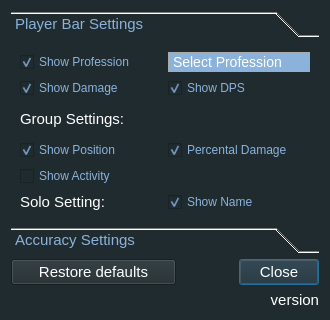
First picture: the form in configurator.ui, repository Tyrox92/Gw2SPECS, before the edit.
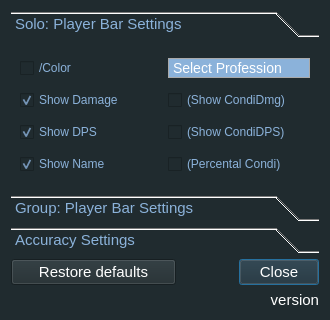
Second picture: the form after the edit.

Commit message:
Split Up Options for Solo and Group Mode
- changed variaables to better reflect if they are from Solo(S) or Group(G) settings
- changed location where Bar[n]-Test is set to invisible

The edit to the form file:
```diff
--- a/configurator.ui
+++ b/configurator.ui
@@ -129,29 +129,197 @@
         <x>0</x>
         <y>0</y>
         <width>312</width>
-        <height>182</height>
+        <height>150</height>
        </rect>
       </property>
       <attribute name="label">
-       <string>Player Bar Settings</string>
+       <string>Solo: Player Bar Settings</string>
+      </attribute>
+      <layout class="QGridLayout" name="gridLayout_4">
+       <item row="0" column="1">
+        <widget class="QComboBox" name="professionSoloComboBox">
+         <property name="styleSheet">
+          <string notr="true">QComboBox {
+    background-color: #8BB2DA;
+	color: rgb(255, 255, 255);
+    border: 1px solid #AAA;
+	font-size: 14px;
+}
+QComboBox:editable {
+    background: #8BB2DA;
+	color: rgb(255, 255, 255);
+}
+
+QComboBox:on { /* shift the text when the popup opens */
+    padding-top: 3px;
+    padding-left: 4px;
+}
+
+QComboBox::drop-down {
+    subcontrol-origin: padding;
+    subcontrol-position: top right;
+	color: rgb(255, 255, 255);
+	border:none;
+
+
+}
+QComboBox::down-arrow:on { /* shift the arrow when popup is open */
+    top: 1px;
+    left: 1px;
+}
+QComboBox QAbstractItemView {
+    border: 2px solid darkgray;
+    selection-background-color:#8BB2DA;
+	color: rgb(255, 255, 255);
+}</string>
+         </property>
+         <property name="editable">
+          <bool>false</bool>
+         </property>
+         <property name="currentText">
+          <string>Select Profession</string>
+         </property>
+         <property name="currentIndex">
+          <number>0</number>
+         </property>
+         <property name="maxVisibleItems">
+          <number>10</number>
+         </property>
+         <item>
+          <property name="text">
+           <string>Select Profession</string>
+          </property>
+         </item>
+         <item>
+          <property name="text">
+           <string>Elementalist</string>
+          </property>
+         </item>
+         <item>
+          <property name="text">
+           <string>Enigneer</string>
+          </property>
+         </item>
+         <item>
+          <property name="text">
+           <string>Guardian</string>
+          </property>
+         </item>
+         <item>
+          <property name="text">
+           <string>Mesmer</string>
+          </property>
+         </item>
+         <item>
+          <property name="text">
+           <string>Necromancer</string>
+          </property>
+         </item>
+         <item>
+          <property name="text">
+           <string>Ranger</string>
+          </property>
+         </item>
+         <item>
+          <property name="text">
+           <string>Revenant</string>
+          </property>
+         </item>
+         <item>
+          <property name="text">
+           <string>Thief</string>
+          </property>
+         </item>
+         <item>
+          <property name="text">
+           <string>Warrior</string>
+          </property>
+         </item>
+        </widget>
+       </item>
+       <item row="0" column="0">
+        <widget class="QCheckBox" name="checkBoxSoloProfColors">
+         <property name="text">
+          <string>/Color</string>
+         </property>
+        </widget>
+       </item>
+       <item row="2" column="1">
+        <widget class="QCheckBox" name="checkBoxSoloCDamage">
+         <property name="text">
+          <string>(Show CondiDmg)</string>
+         </property>
+        </widget>
+       </item>
+       <item row="4" column="1">
+        <widget class="QCheckBox" name="checkBoxSoloCPerDmg">
+         <property name="text">
+          <string>(Percental Condi)</string>
+         </property>
+        </widget>
+       </item>
+       <item row="3" column="1">
+        <widget class="QCheckBox" name="checkBoxSoloCDPS">
+         <property name="text">
+          <string>(Show CondiDPS)</string>
+         </property>
+        </widget>
+       </item>
+       <item row="2" column="0">
+        <widget class="QCheckBox" name="checkBoxSoloDamage">
+         <property name="text">
+          <string>Show Damage</string>
+         </property>
+         <property name="checked">
+          <bool>true</bool>
+         </property>
+        </widget>
+       </item>
+       <item row="3" column="0">
+        <widget class="QCheckBox" name="checkBoxSoloDPS">
+         <property name="text">
+          <string>Show DPS</string>
+         </property>
+         <property name="checked">
+          <bool>true</bool>
+         </property>
+        </widget>
+       </item>
+       <item row="4" column="0">
+        <widget class="QCheckBox" name="checkBoxSoloName">
+         <property name="text">
+          <string>Show Name</string>
+         </property>
+         <property name="checked">
+          <bool>true</bool>
+         </property>
+        </widget>
+       </item>
+      </layout>
+     </widget>
+     <widget class="QWidget" name="groupSettings">
+      <property name="geometry">
+       <rect>
+        <x>0</x>
+        <y>0</y>
+        <width>312</width>
+        <height>150</height>
+       </rect>
+      </property>
+      <attribute name="label">
+       <string>Group: Player Bar Settings</string>
       </attribute>
       <layout class="QGridLayout" name="gridLayout_3">
-       <item row="4" column="0">
-        <widget class="QLabel" name="GroupSettings">
-         <property name="font">
-          <font>
-           <family>MS Shell Dlg 2</family>
-           <pointsize>11</pointsize>
-           <weight>9</weight>
-           <italic>false</italic>
-           <bold>false</bold>
-          </font>
-         </property>
-         <property name="styleSheet">
-          <string notr="true">color: rgb(255, 255, 255);</string>
+       <item row="0" column="0">
+        <widget class="QCheckBox" name="checkBoxGroupProfColors">
+         <property name="enabled">
+          <bool>true</bool>
          </property>
          <property name="text">
-          <string>Group Settings:</string>
+          <string>Show Profession</string>
+         </property>
+         <property name="checked">
+          <bool>true</bool>
          </property>
         </widget>
        </item>
@@ -256,34 +424,8 @@
          </item>
         </widget>
        </item>
-       <item row="0" column="0">
-        <widget class="QCheckBox" name="checkBoxProfColors">
-         <property name="enabled">
-          <bool>true</bool>
-         </property>
-         <property name="text">
-          <string>Show Profession</string>
-         </property>
-         <property name="checked">
-          <bool>true</bool>
-         </property>
-        </widget>
-       </item>
-       <item row="2" column="1">
-        <widget class="QCheckBox" name="checkBoxDPS">
-         <property name="enabled">
-          <bool>true</bool>
-         </property>
-         <property name="text">
-          <string>Show DPS</string>
-         </property>
-         <property name="checked">
-          <bool>true</bool>
-         </property>
-        </widget>
-       </item>
-       <item row="2" column="0">
-        <widget class="QCheckBox" name="checkBoxDamageDone">
+       <item row="3" column="0">
+        <widget class="QCheckBox" name="checkBoxGroupDamage">
          <property name="enabled">
           <bool>true</bool>
          </property>
@@ -295,18 +437,8 @@
          </property>
         </widget>
        </item>
-       <item row="6" column="1">
-        <widget class="QCheckBox" name="checkBoxPerDmg">
-         <property name="text">
-          <string>Percental Damage</string>
-         </property>
-         <property name="checked">
-          <bool>true</bool>
-         </property>
-        </widget>
-       </item>
-       <item row="6" column="0">
-        <widget class="QCheckBox" name="checkBoxPosition">
+       <item row="2" column="0">
+        <widget class="QCheckBox" name="checkBoxGroupPosition">
          <property name="enabled">
           <bool>true</bool>
          </property>
@@ -318,34 +450,8 @@
          </property>
         </widget>
        </item>
-       <item row="7" column="0">
-        <widget class="QCheckBox" name="checkBoxActivity">
-         <property name="text">
-          <string>Show Activity</string>
-         </property>
-        </widget>
-       </item>
-       <item row="8" column="0">
-        <widget class="QLabel" name="SoloSettings">
-         <property name="font">
-          <font>
-           <family>MS Shell Dlg 2</family>
-           <pointsize>11</pointsize>
-           <weight>9</weight>
-           <italic>false</italic>
-           <bold>false</bold>
-          </font>
-         </property>
-         <property name="styleSheet">
-          <string notr="true">color: rgb(255, 255, 255);</string>
-         </property>
-         <property name="text">
-          <string>Solo Setting:</string>
-         </property>
-        </widget>
-       </item>
-       <item row="8" column="1">
-        <widget class="QCheckBox" name="checkBoxName">
+       <item row="2" column="1">
+        <widget class="QCheckBox" name="checkBoxGroupName">
          <property name="text">
           <string>Show Name</string>
          </property>
```
Left out of the diff: 36 changed lines with no effect on the pictures. The commit also changes 6 other files.
